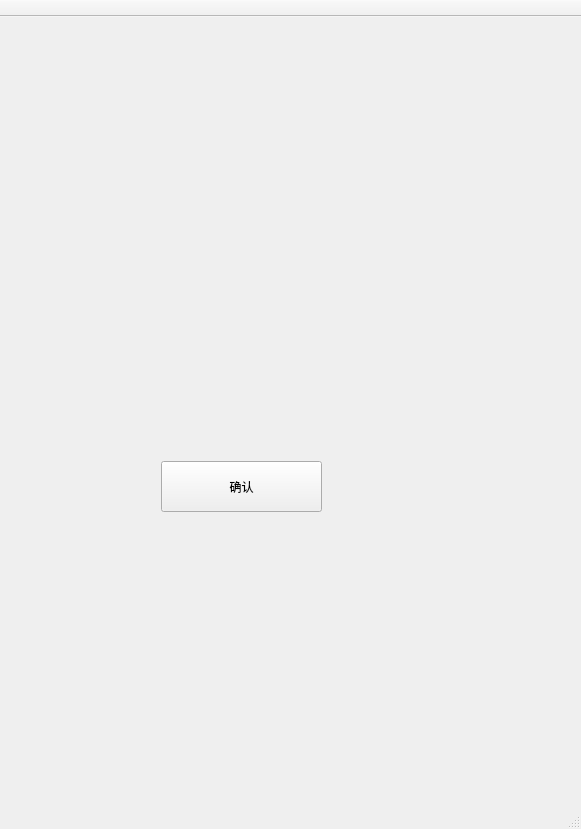
WillsonLee/ShareBooks, file mainwindow.ui: the form before one commit.
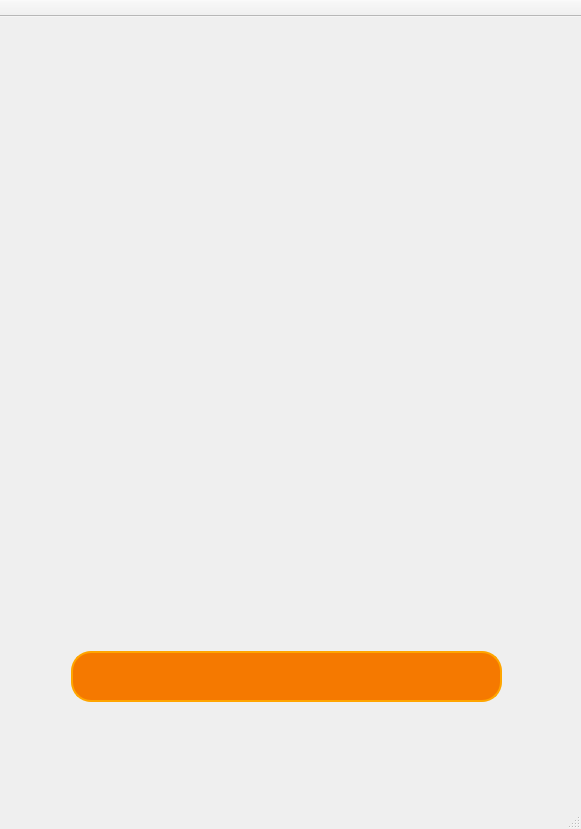
The form after the commit. Icons and pictures are not drawn. Custom widgets are drawn as their Qt base class.

Commit message: update book page

Patch:
```diff
--- a/mainwindow.ui
+++ b/mainwindow.ui
@@ -589,7 +589,7 @@
           <x>20</x>
           <y>20</y>
           <width>511</width>
-          <height>301</height>
+          <height>521</height>
          </rect>
         </property>
         <widget class="QLabel" name="operation_image">
@@ -598,7 +598,7 @@
            <x>10</x>
            <y>10</y>
            <width>471</width>
-           <height>281</height>
+           <height>441</height>
           </rect>
          </property>
          <property name="text">
@@ -609,23 +609,29 @@
        <widget class="QWidget" name="widget_5" native="true">
         <property name="geometry">
          <rect>
-          <x>70</x>
-          <y>420</y>
-          <width>311</width>
+          <x>30</x>
+          <y>610</y>
+          <width>481</width>
           <height>80</height>
          </rect>
         </property>
         <widget class="QPushButton" name="Finish_Op_button">
          <property name="geometry">
           <rect>
-           <x>80</x>
+           <x>30</x>
            <y>20</y>
-           <width>161</width>
+           <width>431</width>
            <height>51</height>
           </rect>
          </property>
+         <property name="styleSheet">
+          <string notr="true">QPushButton{border:2px solid orange;
+background:rgb(245, 121, 0);
+border-radius:20px;
+color:white;}</string>
+         </property>
          <property name="text">
-          <string>确认</string>
+          <string/>
          </property>
         </widget>
        </widget>
```
